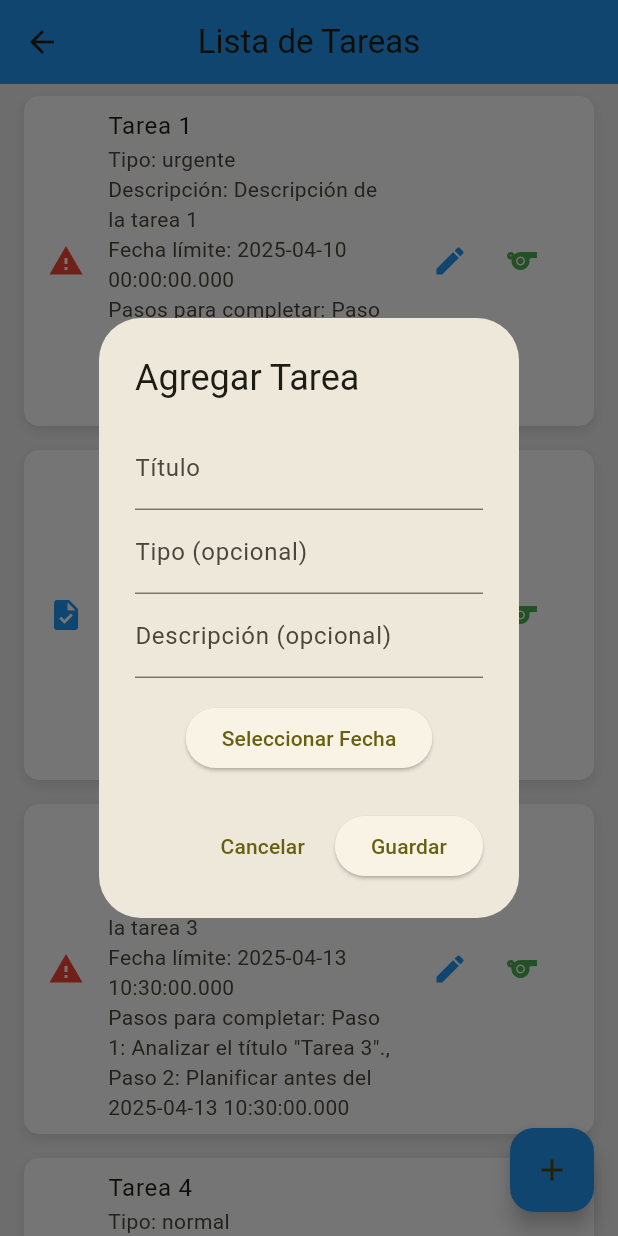
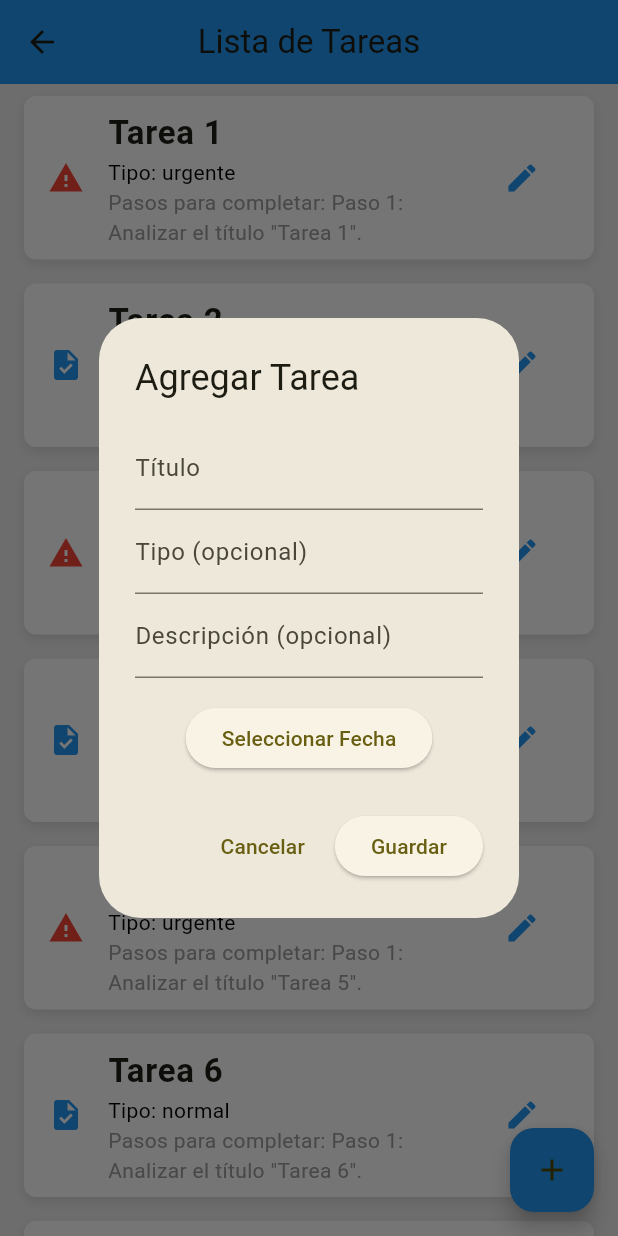
Before and after one commit to patrick-1234567/psiemens-flutter001, a Flutter app: the TasksScreen screen opened directly, after a tap on the "add" icon, on a phone screen of 412 x 824 dp. Run offline on Flutter 3.47's test engine with Material 3 defaults, Android fonts, the light colour scheme and no system bars.

Commit message:
prompt 2
Pregunta 1
El scroll infinito permite cargar más tareas
automáticamente cuando el usuario llega al final
de la lista.
El widget Dismissible permite eliminar tareas de
la lista deslizando hacia la derecha.
Pregunta 2
garantiza un estilo uniforme, evita duplicacion
de codigo, reducción de errores

```diff
--- a/lib/data/task_repository.dart
+++ b/lib/data/task_repository.dart
@@ -77,7 +77,7 @@ class TaskRepository {
     (index) => Task(
       title: 'Tarea ${startIndex + index + 1}',
       type: index % 2 == 0 ? 'normal' : 'urgente',
-      deadline: DateTime.now().add(Duration(days: index + 1)),
+      deadline: DateTime.now().add(const Duration(days: 1)),
       description: 'Descripción de la tarea ${startIndex + index + 1}',
     ),
   );
--- /dev/null
+++ b/lib/helpers/common_widgets_helper.dart
@@ -0,0 +1,77 @@
+import 'package:flutter/material.dart';
+import '../constants.dart';
+
+class CommonWidgetsHelper {
+  // Método para construir un título en negrita con tamaño 20
+  static Widget buildBoldTitle(String title) {
+    return Text(
+      title,
+      style: const TextStyle(
+        fontSize: 22,
+        fontWeight: FontWeight.bold,
+      ),
+    );
+  }
+
+  // Método para construir líneas de información (hasta 3 líneas)
+  static Widget buildInfoLines(String line1, [String? line2, String? line3]) {
+    return Column(
+      crossAxisAlignment: CrossAxisAlignment.start,
+      children: [
+        Text(line1, style: const TextStyle(fontSize: 14, color: Colors.black)),
+        if (line2 != null)
+          Text(line2, style: const TextStyle(fontSize: 14, color: Colors.grey)),
+        if (line3 != null)
+          Text(line3, style: const TextStyle(fontSize: 14, color: Colors.grey)),
+      ],
+    );
+  }
+
+  // Método para construir un pie de página en negrita
+  static Widget buildBoldFooter(String footer) {
+    return Text(
+      footer,
+      style: const TextStyle(
+        fontSize: 16,
+        fontWeight: FontWeight.bold,
+        color: Colors.black54,
+      ),
+    );
+  }
+
+  // Método para construir un SizedBox con altura 8
+  static Widget buildSpacing() {
+    return const SizedBox(height: 8);
+  }
+
+  // Método para construir un borde redondeado
+  static BoxDecoration buildRoundedBorder() {
+    return BoxDecoration(
+      borderRadius: BorderRadius.circular(8),
+      color: Colors.white,
+      boxShadow: [
+        BoxShadow(
+          color: Colors.black.withOpacity(0.1),
+          blurRadius: 6,
+          offset: const Offset(0, 3),
+        ),
+      ],
+    );
+  }
+
+  // Método para construir un diseño básico de tarea con ListTile
+  static Widget buildTaskTile(String title, String type, String firstStep) {
+    return ListTile(
+      contentPadding: const EdgeInsets.symmetric(horizontal: 16, vertical: 8),
+      title: buildBoldTitle(title),
+      subtitle: buildInfoLines(
+        '${AppConstants.TASK_TYPE_LABEL}$type',
+        '${AppConstants.PASO_TITULO}$firstStep',
+      ),
+      tileColor: Colors.white,
+      shape: RoundedRectangleBorder(
+        borderRadius: BorderRadius.circular(10),
+      ),
+    );
+  }
+}
--- a/lib/helpers/task_card_helper.dart
+++ b/lib/helpers/task_card_helper.dart
@@ -3,52 +3,40 @@ import 'package:psiemens/views/sports_card_screen.dart';
 import '../domain/task.dart';
 import '../constants.dart';
 import '../components/card.dart'; // Importa el CustomCard
+import '../helpers/common_widgets_helper.dart'; // Importa CommonWidgetsHelper
 
 class TaskCardHelper {
   static Widget buildTaskCard(BuildContext context, Task task, List<Task> tasks, VoidCallback onEdit) {
-  return GestureDetector( // Detecta el toque en la tarjeta
+    return GestureDetector(
+      onTap: () {
+        // Navega directamente a la pantalla de las Sport Cards al tocar la tarjeta
+        Navigator.push(
+          context,
+          MaterialPageRoute(
+            builder: (context) => SportsCardSwipeScreen(
+              tasks: tasks,
+              initialIndex: tasks.indexOf(task),
+            ),
+          ),
+        );
+      },
       child: CustomCard(
         margin: const EdgeInsets.symmetric(horizontal: 16, vertical: 8),
-      borderRadius: BorderRadius.circular(10),
+        borderRadius: CommonWidgetsHelper.buildRoundedBorder().borderRadius!,
         backgroundColor: Colors.white,
         child: ListTile(
           leading: Icon(
             task.type == 'urgente' ? Icons.warning : Icons.task,
             color: task.type == 'urgente' ? Colors.red : Colors.blue,
           ),
-        title: Text(task.title),
-        subtitle: Column(
-          crossAxisAlignment: CrossAxisAlignment.start,
-          children: [
-            Text('${AppConstants.TASK_TYPE_LABEL}${task.type}'),
-            Text('Descripción: ${task.description}'),
-            Text('Fecha límite: ${task.deadline.toLocal()}'),
-            Text('${AppConstants.PASO_TITULO}${task.steps.join(', ')}'),
-          ],
+          title: CommonWidgetsHelper.buildBoldTitle(task.title),
+          subtitle: CommonWidgetsHelper.buildInfoLines(
+            '${AppConstants.TASK_TYPE_LABEL}${task.type}', // Muestra el tipo
+            task.steps.isNotEmpty ? '${AppConstants.PASO_TITULO}${task.steps.first}' : 'Sin pasos',
           ),
-        trailing: Row(
-          mainAxisSize: MainAxisSize.min,
-          children: [
-            IconButton(
+          trailing: IconButton(
             icon: const Icon(Icons.edit, color: Colors.blue),
             onPressed: onEdit, // Llama al callback de edición
-            ),
-            IconButton(
-              icon: const Icon(Icons.sports, color: Colors.green),
-              onPressed: () {
-                // Navega directamente a la pantalla de la tarjeta deportiva
-                Navigator.push(
-                  context,
-                  MaterialPageRoute(
-                    builder: (context) => SportsCardSwipeScreen(
-                      tasks: tasks,
-                      initialIndex: tasks.indexOf(task)
-                    ),
-                  ),
-                );
-              },
-            ),
-          ],
           ),
         ),
       ),
@@ -58,14 +46,14 @@ class TaskCardHelper {
   static Widget buildSportsCard(Task task, int index) {
     return CustomCard(
       margin: const EdgeInsets.symmetric(horizontal: 16, vertical: 8),
-      borderRadius: BorderRadius.circular(10),
+      borderRadius: CommonWidgetsHelper.buildRoundedBorder().borderRadius!,
       backgroundColor: Colors.white,
       child: Column(
         crossAxisAlignment: CrossAxisAlignment.start,
         children: [
           Center(
           child: ClipRRect(
-            borderRadius: const BorderRadius.vertical(top: Radius.circular(10)),
+            borderRadius: CommonWidgetsHelper.buildRoundedBorder().borderRadius!,
             child: Image.network(
               'https://picsum.photos/200/300?random=$index',
               height: 300, // Altura fija
@@ -79,23 +67,18 @@ class TaskCardHelper {
             child: Column(
               crossAxisAlignment: CrossAxisAlignment.start,
               children: [
+                CommonWidgetsHelper.buildBoldTitle(task.title),
+                CommonWidgetsHelper.buildSpacing(), // Reemplaza SizedBox
                 Text(
-                  task.title,
-                  style: const TextStyle(
-                    fontSize: 18,
-                    fontWeight: FontWeight.bold,
-                  ),
-                ),
-                const SizedBox(height: 8),
-                Text(AppConstants.PASO_TITULO,
+                  AppConstants.PASO_TITULO,
                   style: const TextStyle(fontSize: 16, fontWeight: FontWeight.bold),
                 ),
-              const SizedBox(height: 4),
+                CommonWidgetsHelper.buildSpacing(), // Reemplaza SizedBox
                 ...task.steps.map((step) => Text(
                       '- $step',
                       style: const TextStyle(fontSize: 14, color: Colors.grey),
                     )),
-              const SizedBox(height: 8),
+                CommonWidgetsHelper.buildSpacing(), // Reemplaza SizedBox
                 Text(
                   'Fecha límite: ${task.deadline.toLocal()}',
                   style: const TextStyle(fontSize: 14, color: Colors.black54),
--- a/lib/views/task_screen.dart
+++ b/lib/views/task_screen.dart
@@ -100,7 +100,7 @@ Widget build(BuildContext context) {
                   });
 
                   ScaffoldMessenger.of(context).showSnackBar(
-                    SnackBar(content: Text('Tarea "${task.title}" eliminada')),
+                    SnackBar(content: Text(AppConstants.TAREA_ELIMINADA)),
                   );
                 },
                 background: Container(
```
Lines whose indentation alone changed are shown as unchanged.
